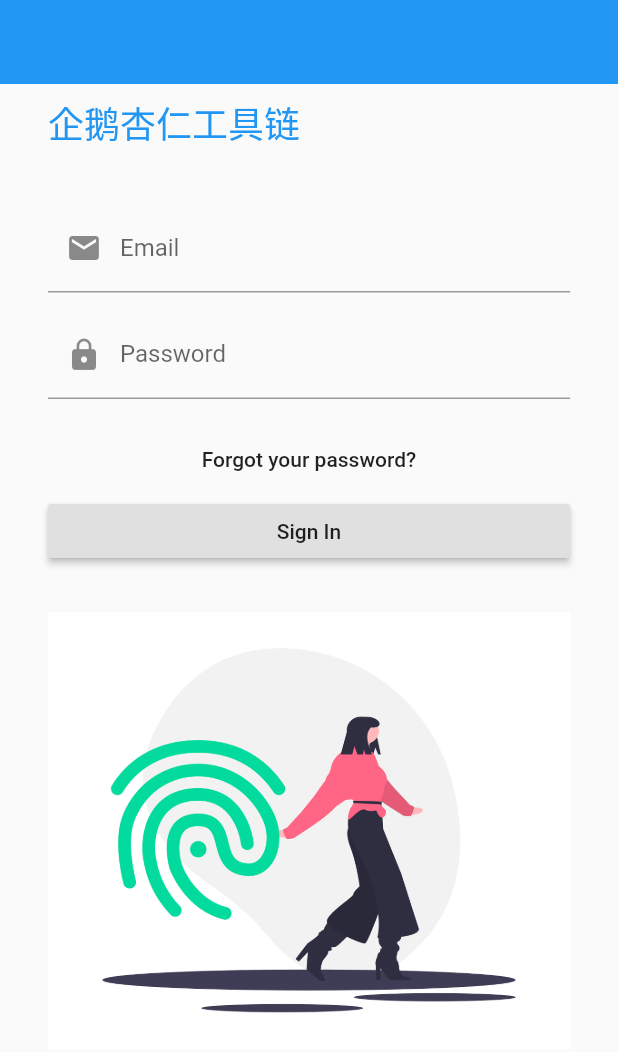
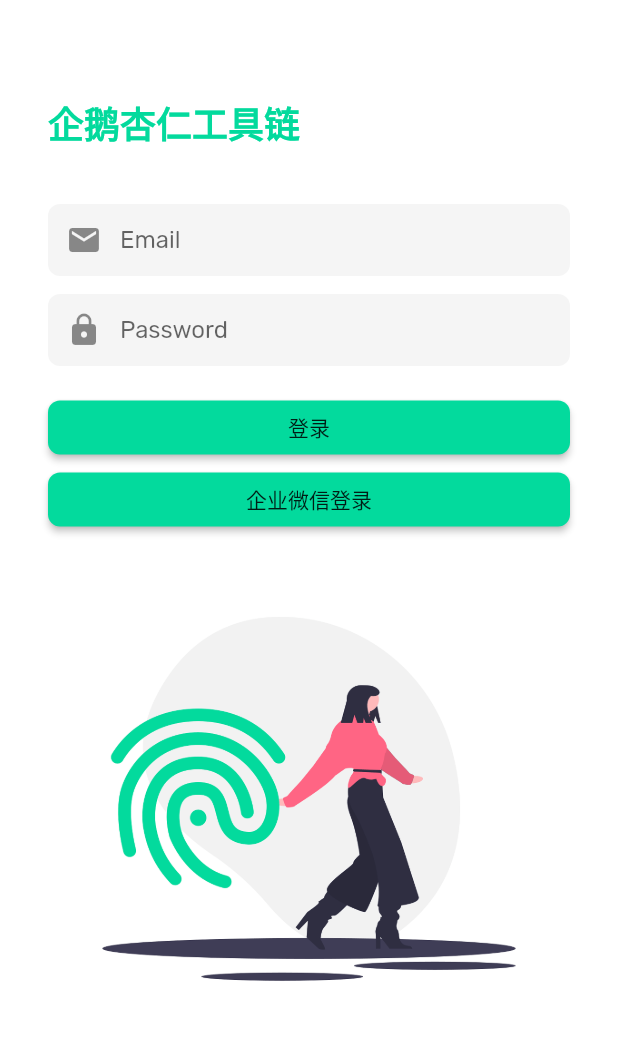
Before and after one commit to goingta/toolchain_flutter, a Flutter app: the screen it shows after launch, on a phone screen of 412 x 824 dp. Shown: the top 1052 px of the screen. Run offline on Flutter 3.47's test engine with Material 2 defaults, Android fonts, the phone set to English and light mode, and no system bars; our stand-ins replace dio, flutter_spinkit, toast; generated files the repository leaves out were written again.

Commit message:
UI配置

```diff
--- a/lib/main.dart
+++ b/lib/main.dart
@@ -7,13 +7,43 @@ void main() => runApp(App());
 
 class App extends StatelessWidget {
 
+  final Color primaryColor = Color(0xff03da9d);
+  final Color accentColor = Color(0xff333333);
+
   @override
   Widget build(BuildContext context) {
     return MaterialApp(
       title: '企鹅工具链',
       theme: ThemeData(
-        primarySwatch: Colors.blue,
-      ),
+          primaryColor: primaryColor,
+          accentColor: accentColor,
+          scaffoldBackgroundColor: Colors.white,
+          appBarTheme: AppBarTheme(color: Colors.white),
+          fontFamily: 'Rubik',
+          textTheme: TextTheme(
+            headline:
+                TextStyle(color: Colors.black87, fontWeight: FontWeight.bold),
+            button: TextStyle(color: Colors.white),
+          ),
+          buttonTheme: ButtonThemeData(
+            buttonColor: primaryColor,
+            textTheme: ButtonTextTheme.normal,
+            shape: RoundedRectangleBorder(
+              borderRadius: BorderRadius.circular(8.0),
+            ),
+          ),
+          inputDecorationTheme: InputDecorationTheme(
+            contentPadding: EdgeInsets.all(8),
+            filled: true,
+            enabledBorder: OutlineInputBorder(
+              borderRadius: BorderRadius.circular(8.0),
+              borderSide: BorderSide(style: BorderStyle.none),
+            ),
+            border: OutlineInputBorder(
+              borderRadius: BorderRadius.circular(8.0),
+            ),
+          ),
+        ),
       home: Login(),
       // home: LifecycleAppPage(),
     );
--- a/lib/pages/login/login.dart
+++ b/lib/pages/login/login.dart
@@ -134,22 +134,15 @@ class _LoginState extends State<Login> {
                               Text(errorMessage,
                                   style: TextStyle(color: Colors.red)),
                               if (errorMessage.length > 0) SizedBox(height: 12),
-                              FlatButton(
-                                child: Text(
-                                  "Forgot your password?",
-                                  style: Theme.of(context).textTheme.body2,
-                                ),
-                                onPressed: () {
-                                  // Navigator.push(
-                                  //     context,
-                                  //     MaterialPageRoute(
-                                  //         builder: (BuildContext context) =>
-                                  //             ForgotPass()));
-                                },
+                              RaisedButton(
+                                child: Text("登录"),
+                                onPressed: _submitForm,
                               ),
                               RaisedButton(
-                                child: Text("Sign In"),
-                                onPressed: _submitForm,
+                                child: Text("企业微信登录"),
+                                onPressed: () {
+                                  // Navigator.pushNamed(context, Register.id);
+                                },
                               ),
                             ],
                           ),
```
